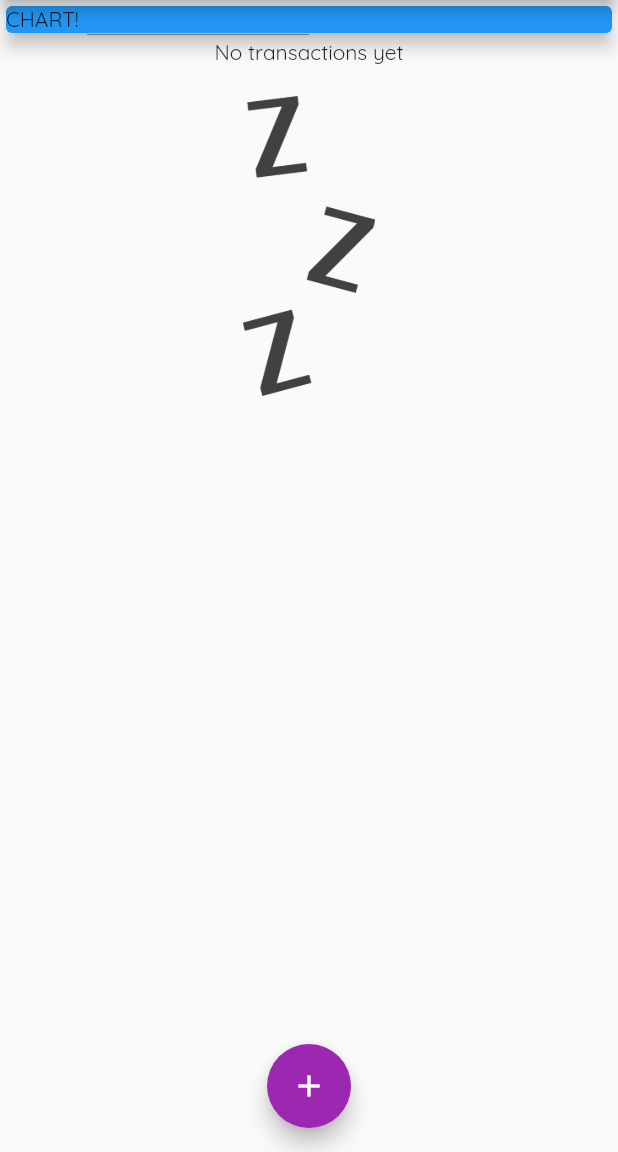
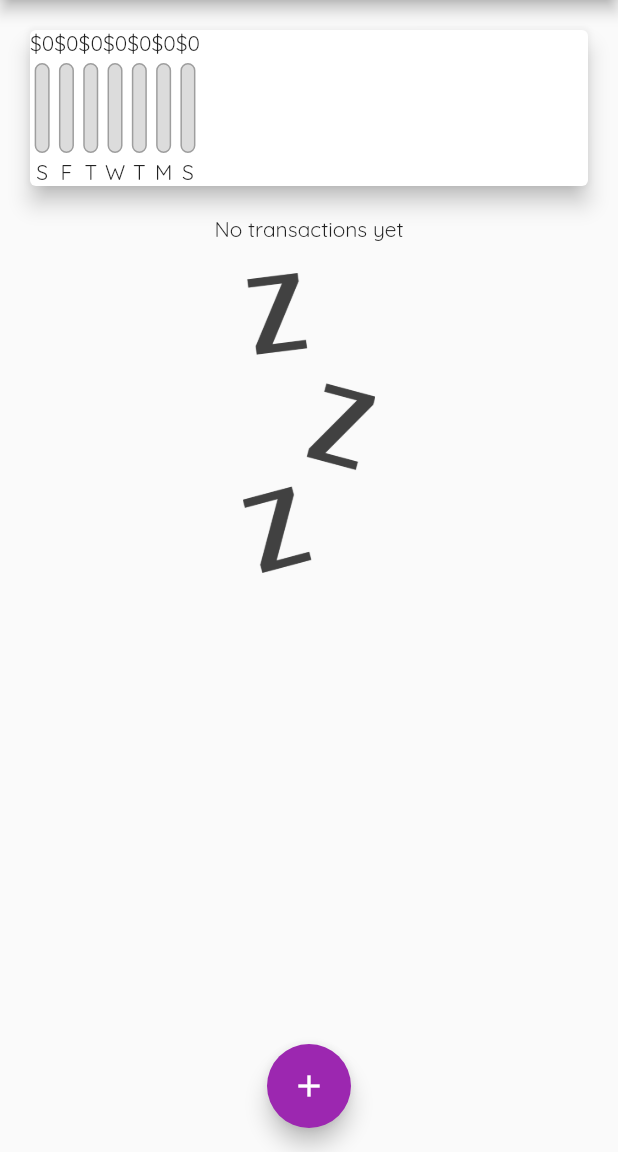
Before and after one commit to 5tigerjelly/learn_flutter_expense_app, a Flutter app: the screen it shows after launch, on a phone screen of 412 x 824 dp, the part 84-1236 px from its top. Run offline on Flutter 3.47's test engine with Material 2 defaults, Android fonts, the phone set to English and light mode, and no system bars.

Commit message:
add graph

```diff
--- a/lib/main.dart
+++ b/lib/main.dart
@@ -1,4 +1,5 @@
 import 'package:flutter/material.dart';
+import './widgets/chart.dart';
 import './models/transaction.dart';
 import './widgets/new_transaction.dart';
 import './widgets/transaction_list.dart';
@@ -41,6 +42,14 @@
     //     date: DateTime.now())
   ];
 
+  List<Transaction> get _recentTransactions {
+    return _userTransaction.where((element) {
+      return element.date.isAfter(
+        DateTime.now().subtract(Duration(days: 7)),
+      );
+    }).toList();
+  }
+
   void _addNewTransaction(String title, double amount) {
     final newTransaction = Transaction(
         id: DateTime.now().toString(),
@@ -82,11 +91,7 @@
         children: <Widget>[
           Container(
             width: double.infinity,
-            child: const Card(
-              color: Colors.blue,
-              elevation: 5,
-              child: Text('CHART!'),
-            ),
+            child: Chart(_recentTransactions),
           ),
           TransactionList(_userTransaction),
         ],
--- /dev/null
+++ b/lib/widgets/chart.dart
@@ -0,0 +1,57 @@
+import 'package:flutter/src/foundation/key.dart';
+import 'package:flutter/src/widgets/framework.dart';
+import 'package:flutter/src/widgets/placeholder.dart';
+import 'package:flutter/material.dart';
+import 'package:learn_flutter_expense_app/models/transaction.dart';
+import 'package:intl/intl.dart';
+import './chart_bar.dart';
+
+class Chart extends StatelessWidget {
+  final List<Transaction> recentTransactions;
+
+  Chart(this.recentTransactions);
+
+  List<Map<String, Object>> get groupedTransactionValues {
+    return List.generate(7, (index) {
+      final weekDay = DateTime.now().subtract(Duration(days: index));
+      double totalSum = 0.0;
+
+      for (var i = 0; i < recentTransactions.length; i++) {
+        if (recentTransactions[i].date.day == weekDay.day &&
+            recentTransactions[i].date.month == weekDay.month &&
+            recentTransactions[i].date.year == weekDay.year) {
+          totalSum += recentTransactions[i].amount;
+        }
+      }
+      return {
+        'day': DateFormat.E().format(weekDay).substring(0, 1),
+        'amount': totalSum,
+      };
+    });
+  }
+
+  double get maxSpending {
+    return groupedTransactionValues.fold(0.0, (sum, item) {
+      return sum + (item['amount'] as double);
+    });
+  }
+
+  @override
+  Widget build(BuildContext context) {
+    return Card(
+      elevation: 6,
+      margin: EdgeInsets.all(20),
+      child: Row(
+          children: groupedTransactionValues.map((data) {
+        print((data['amount'] as double));
+        print(maxSpending);
+        return ChartBar(
+            data['day'] as String,
+            data['amount'] as double,
+            maxSpending == 0.0
+                ? 0.0
+                : (data['amount'] as double) / maxSpending);
+      }).toList()),
+    );
+  }
+}
--- /dev/null
+++ b/lib/widgets/chart_bar.dart
@@ -0,0 +1,46 @@
+import 'package:flutter/src/foundation/key.dart';
+import 'package:flutter/src/widgets/framework.dart';
+import 'package:flutter/src/widgets/placeholder.dart';
+import 'package:flutter/material.dart';
+
+class ChartBar extends StatelessWidget {
+  final String label;
+  final double spendingAmount;
+  final double spendingPctOfTotal;
+
+  ChartBar(this.label, this.spendingAmount, this.spendingPctOfTotal);
+
+  @override
+  Widget build(BuildContext context) {
+    return Column(
+      children: [
+        Text('\$${spendingAmount.toStringAsFixed(0)}'),
+        SizedBox(height: 4),
+        Container(
+          height: 60,
+          width: 10,
+          child: Stack(
+            children: [
+              Container(
+                decoration: BoxDecoration(
+                  border: Border.all(color: Colors.grey, width: 1.0),
+                  color: Color.fromRGBO(220, 220, 220, 1),
+                  borderRadius: BorderRadius.circular(10),
+                ),
+              ),
+              FractionallySizedBox(
+                  heightFactor: spendingPctOfTotal,
+                  child: Container(
+                      decoration: BoxDecoration(
+                    color: Theme.of(context).primaryColor,
+                    borderRadius: BorderRadius.circular(10),
+                  ))),
+            ],
+          ),
+        ),
+        SizedBox(height: 4),
+        Text(label),
+      ],
+    );
+  }
+}
```
